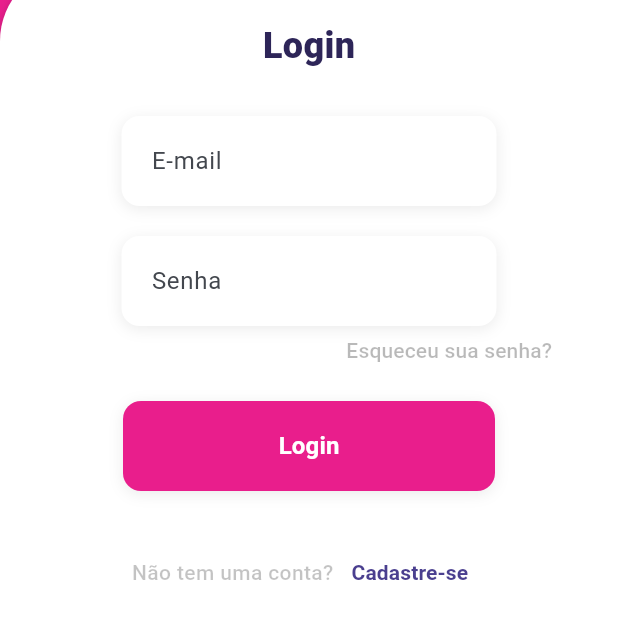
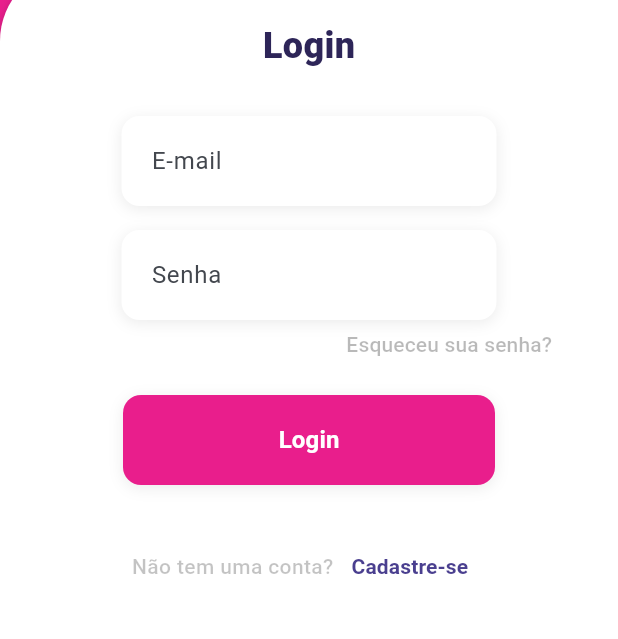
Before and after one commit to MiguelFMont/ES-PI3-2026-T1-G30, a Flutter app: the screen it shows after launch, on a phone screen of 412 x 824 dp, the part 334-973 px from its top. Run offline on Flutter 3.47's test engine with Material 3 defaults, Android fonts, the phone set to English and light mode, and no system bars; our stand-ins replace firebase_core, google_fonts; accounts and stored records are empty.

Commit message:
feat: tela de login

```diff
--- a/mobile/lib/features/auth/presentation/pages/login_page.dart
+++ b/mobile/lib/features/auth/presentation/pages/login_page.dart
@@ -1,3 +1,5 @@
+// Autor: Miguel Fernandes Monteiro
+// RA: 25014808
 import 'package:flutter/material.dart';
 import '../../data/repositories/auth_repository.dart';
 import '../../../../shared/widgets/campo_texto.dart';
@@ -28,9 +30,8 @@ class _LoginPageState extends State<LoginPage> {
       Navigator.pushReplacementNamed(context, '/home');
     } catch (e) {
       if (!mounted) return;
-      ScaffoldMessenger.of(
-        context,
-      ).showSnackBar(SnackBar(content: Text(e.toString())));
+      ScaffoldMessenger.of(context)
+          .showSnackBar(SnackBar(content: Text(e.toString())));
     } finally {
       setState(() => _isLoading = false);
     }
@@ -42,7 +43,70 @@ class _LoginPageState extends State<LoginPage> {
       backgroundColor: const Color(0xFF4A3F8F),
       body: Stack(
         children: [
-          Container(
+          _fundo(),
+          _logo(),
+          SingleChildScrollView(
+            child: SizedBox(
+              height: MediaQuery.of(context).size.height,
+              child: Column(
+                children: [
+                  const SizedBox(height: 200),
+                  Expanded(
+                    child: Card(
+                      color: Colors.white,
+                      elevation: 4,
+                      margin: EdgeInsets.zero,
+                      shape: const RoundedRectangleBorder(
+                        borderRadius: BorderRadius.only(
+                          topLeft: Radius.circular(50),
+                        ),
+                      ),
+                      child: Container(
+                        width: double.infinity,
+                        padding: const EdgeInsets.all(16),
+                        child: SingleChildScrollView(
+                          child: Column(
+                            children: [
+                              _titulo(),
+                              CampoTexto(
+                                controller: _emailController,
+                                label: 'E-mail',
+                                keyboardType: TextInputType.emailAddress,
+                              ),
+                              const SizedBox(height: 16),
+                              CampoTexto(
+                                controller: _senhaController,
+                                label: 'Senha',
+                                obscureText: true,
+                              ),
+                              _linkEsqueceuSenha(),
+                              const SizedBox(height: 32),
+                              _isLoading
+                                  ? const CircularProgressIndicator(
+                                      color: Color(0xFF4A3F8F),
+                                      backgroundColor: Color(0xFFE91E8C),
+                                    )
+                                  : _botaoLogin(),
+                              _linkCadastro(),
+                            ],
+                          ),
+                        ),
+                      ),
+                    ),
+                  ),
+                ],
+              ),
+            ),
+          ),
+        ],
+      ),
+    );
+  }
+
+  // --- Widgets auxiliares ---
+
+  Widget _fundo() {
+    return Container(
       decoration: const BoxDecoration(
         gradient: LinearGradient(
           colors: [Color(0xFFE91E8C), Color(0xFF4A3F8F)],
@@ -50,9 +114,11 @@ class _LoginPageState extends State<LoginPage> {
           end: Alignment.centerRight,
         ),
       ),
-          ),
-          // logo posicionada no topo
-          Positioned(
+    );
+  }
+
+  Widget _logo() {
+    return Positioned(
       top: 50,
       left: 0,
       right: 0,
@@ -68,60 +134,33 @@ class _LoginPageState extends State<LoginPage> {
             style: GoogleFonts.nunito(
               textStyle: const TextStyle(
                 fontSize: 32,
-                      fontWeight: FontWeight
-                          .w800, // Deixa a fonte mais gordinha, parecida com a imagem
+                fontWeight: FontWeight.w800,
                 color: Colors.white,
               ),
             ),
           ),
         ],
       ),
-          ),
-          Column(
-            children: [
-              const SizedBox(height: 200),
-              Expanded(
-                child: Card(
-                  color: Color.fromARGB(255, 255, 255, 255),
-                  elevation: 4,
-                  margin: EdgeInsets.zero,
-                  shape: RoundedRectangleBorder(
-                    borderRadius: BorderRadius.only(
-                      topLeft: Radius.circular(50),
-                    ),
-                  ),
-                  child: Container(
-                    width: double.infinity,
-                    padding: EdgeInsets.all(16),
-                    child: Column(
-                      children: [
-                        Container(
+    );
+  }
+
+  Widget _titulo() {
+    return Container(
       margin: const EdgeInsets.only(bottom: 30, top: 20),
       child: const Text(
         'Login',
         style: TextStyle(
           fontSize: 24,
           fontWeight: FontWeight.w800,
-                              color: Color(0xFF2D2558), // darkNavy
+          color: Color(0xFF2D2558),
         ),
       ),
-                        ),
-                        CampoTexto(
-                          controller: _emailController,
-                          label: 'E-mail',
-                          keyboardType: TextInputType.emailAddress,
-                        ),
-                        SizedBox(height: 20),
-                        CampoTexto(
-                          controller: _senhaController,
-                          label: 'Senha',
-                          obscureText: true,
-                        ),
-                        Transform.translate(
-                          offset: const Offset(
-                            -16,
-                            -8,
-                          ), // x negativo = esquerda, y negativo = cima
+    );
+  }
+
+  Widget _linkEsqueceuSenha() {
+    return Transform.translate(
+      offset: const Offset(-16, -8),
       child: Align(
         alignment: Alignment.centerRight,
         child: TextButton(
@@ -140,14 +179,11 @@ class _LoginPageState extends State<LoginPage> {
           ),
         ),
       ),
-                        ),
-                        SizedBox(height: 32),
-                        _isLoading
-                            ? const CircularProgressIndicator(
-                                color: Color(0xFF4A3F8F),
-                                backgroundColor: Color(0xFFE91E8C),
-                              )
-                            : Transform.translate(
+    );
+  }
+
+  Widget _botaoLogin() {
+    return Transform.translate(
       offset: const Offset(0, -30),
       child: Container(
         decoration: BoxDecoration(
@@ -163,52 +199,34 @@ class _LoginPageState extends State<LoginPage> {
         child: ElevatedButton(
           onPressed: _login,
           style: ElevatedButton.styleFrom(
-                                      backgroundColor: Color(0xFFE91E8C),
-                                      foregroundColor: const Color.fromARGB(
-                                        255,
-                                        0,
-                                        0,
-                                        0,
-                                      ),
+            backgroundColor: const Color(0xFFE91E8C),
+            foregroundColor: Colors.black,
             elevation: 0,
             shape: RoundedRectangleBorder(
               borderRadius: BorderRadius.circular(12),
-                                        side: BorderSide.none,
             ),
           ),
-                                    child: SizedBox(
+          child: const SizedBox(
             height: 60,
             width: 200,
-                                      child: Container(
-                                        padding: const EdgeInsets.symmetric(),
-                                        child: Row(
-                                          mainAxisSize: MainAxisSize.min,
-                                          mainAxisAlignment:
-                                              MainAxisAlignment.center,
-                                          children: [
-                                            const Text(
+            child: Center(
+              child: Text(
                 'Login',
                 style: TextStyle(
                   fontSize: 16,
                   fontWeight: FontWeight.w600,
-                                                color: Color.fromARGB(
-                                                  255,
-                                                  255,
-                                                  255,
-                                                  255,
-                                                ),
-                                              ),
-                                            ),
-                                          ],
+                  color: Colors.white,
                 ),
               ),
             ),
           ),
         ),
       ),
-                        Container(
-                          alignment: Alignment.center,
-                          child: Row(
+    );
+  }
+
+  Widget _linkCadastro() {
+    return Row(
       mainAxisAlignment: MainAxisAlignment.center,
       children: [
         const Text(
@@ -237,17 +255,6 @@ class _LoginPageState extends State<LoginPage> {
           ),
         ),
       ],
-                          ),
-                        ),
-                      ],
-                    ),
-                  ),
-                ),
-              ),
-            ],
-          ),
-        ],
-      ),
     );
   }
 }
```
Lines whose indentation alone changed are shown as unchanged.
